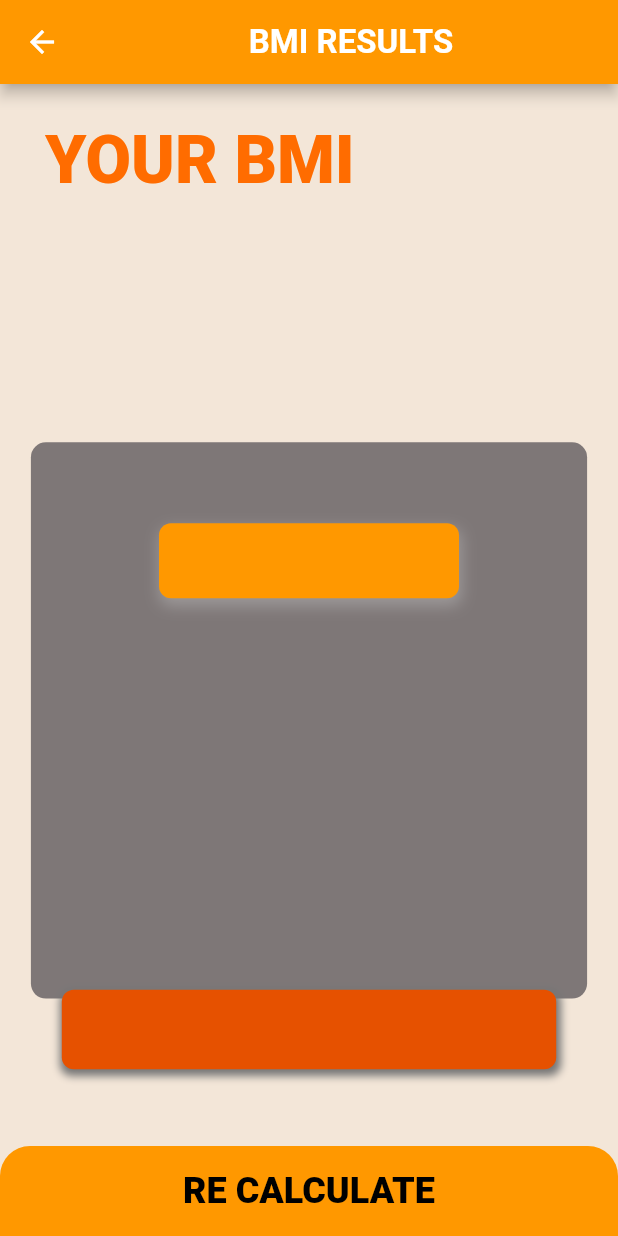
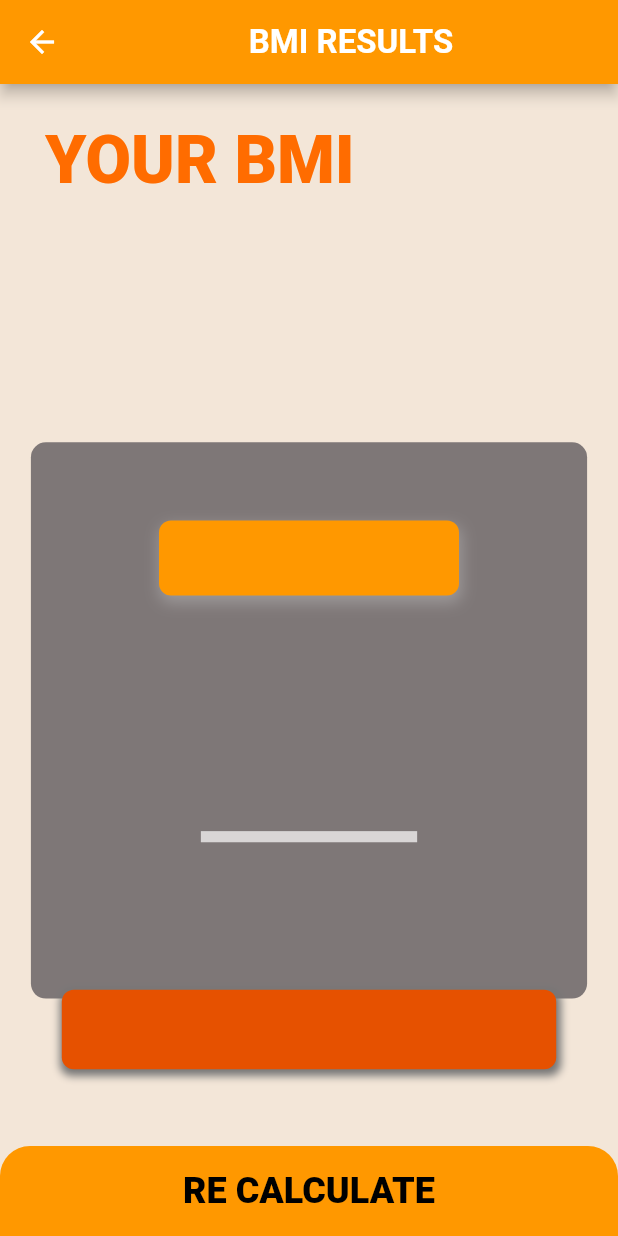
Before and after one commit to IamShahabAlam/You-re-Fit-App, a Flutter app: the BMI_Result_Page screen opened directly with empty values, on a phone screen of 412 x 824 dp. Run offline on Flutter 3.47's test engine with Material 2 defaults, Android fonts, the phone set to English and light mode, and no system bars; our stand-ins replace animated_splash_screen, fluttertoast, font_awesome_flutter.

Commit message:
Initial Commit

```diff
--- a/lib/screens/bmi_Result.dart
+++ b/lib/screens/bmi_Result.dart
@@ -50,6 +50,15 @@ BMI_Result_Page({this.bmiResult,this.resultText,this.suggestion});
 
                   Text(bmiResult,style: kBMIStyle,),
 
+
+                  Container(
+                    height: _h*0.009,
+                    width: _w*0.35,
+                    decoration: BoxDecoration(
+                      color: Colors.white70,
+                    ),
+
+                  ),
                   Spacer(flex: 2,),
 
                 ],
@@ -68,6 +77,8 @@ BMI_Result_Page({this.bmiResult,this.resultText,this.suggestion});
                 boxShadow: [kBtnBoxShadow]
               ),
               child: Text(suggestion,style: kBMIsuggest, textAlign: TextAlign.center,),
+
+
             ),
           ],
         ),
```
